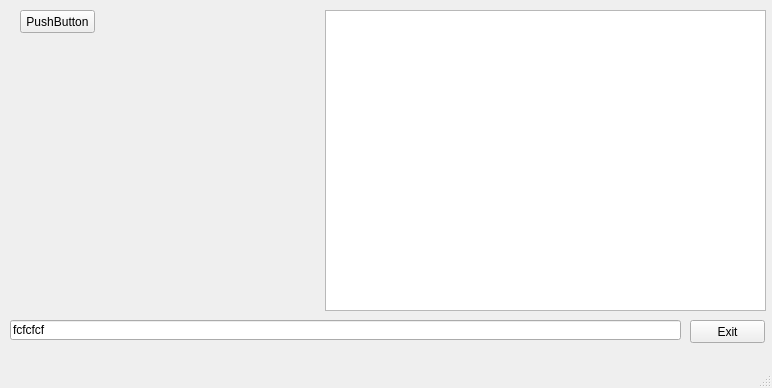
Qt form mainwindow.ui (Shuna322/QtKyrsova) before a commit.
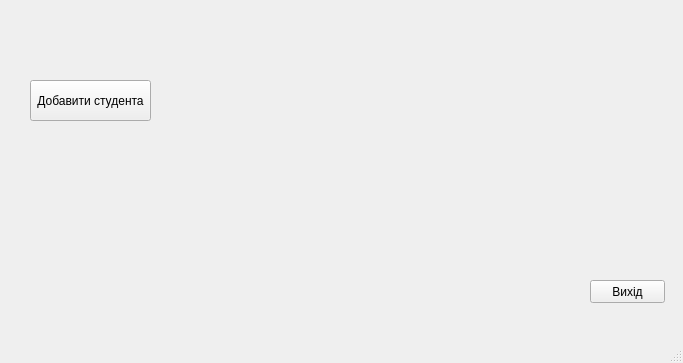
The same form after that commit.

```diff
--- a/mainwindow.ui
+++ b/mainwindow.ui
@@ -6,8 +6,8 @@
    <rect>
     <x>0</x>
     <y>0</y>
-    <width>772</width>
-    <height>388</height>
+    <width>683</width>
+    <height>363</height>
    </rect>
   </property>
   <property name="windowTitle">
@@ -15,52 +15,44 @@
   </property>
   <widget class="QWidget" name="centralwidget">
    <widget class="QPushButton" name="pushButton">
+    <property name="enabled">
+     <bool>true</bool>
+    </property>
     <property name="geometry">
      <rect>
-      <x>690</x>
-      <y>320</y>
+      <x>590</x>
+      <y>280</y>
       <width>75</width>
       <height>23</height>
      </rect>
     </property>
     <property name="text">
-     <string>Exit</string>
+     <string>Вихід</string>
     </property>
-   </widget>
-   <widget class="QTableView" name="tableView">
-    <property name="geometry">
-     <rect>
-      <x>325</x>
-      <y>10</y>
-      <width>441</width>
-      <height>301</height>
-     </rect>
+    <property name="checkable">
+     <bool>false</bool>
+    </property>
+    <property name="autoDefault">
+     <bool>false</bool>
+    </property>
+    <property name="default">
+     <bool>false</bool>
+    </property>
+    <property name="flat">
+     <bool>false</bool>
     </property>
    </widget>
    <widget class="QPushButton" name="pushButton_2">
     <property name="geometry">
      <rect>
-      <x>20</x>
-      <y>10</y>
-      <width>75</width>
-      <height>23</height>
+      <x>30</x>
+      <y>80</y>
+      <width>121</width>
+      <height>41</height>
      </rect>
     </property>
     <property name="text">
-     <string>PushButton</string>
-    </property>
-   </widget>
-   <widget class="QLineEdit" name="lineEdit">
-    <property name="geometry">
-     <rect>
-      <x>10</x>
-      <y>320</y>
-      <width>671</width>
-      <height>20</height>
-     </rect>
-    </property>
-    <property name="text">
-     <string>fcfcfcf</string>
+     <string>Добавити студента</string>
     </property>
    </widget>
   </widget>
```
Left out of the diff: 21 changed lines with no effect on the pictures.
